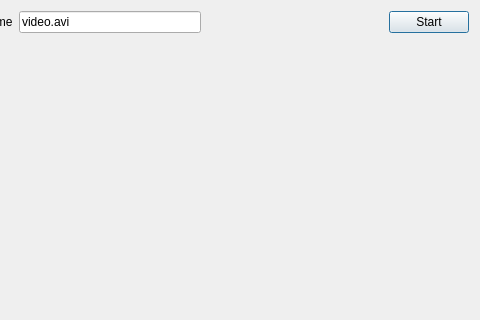
First picture: the form in ui/main.ui, repository ilkermanap/turntable, before the edit; both pictures show x 342 to 822 and y 0 to 320 of the 822 by 650 pixel window.
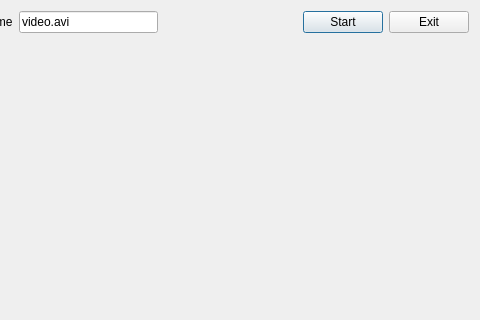
Second picture: the form after the edit.

Commit message: ui shows up, no functionality

Patch:
```diff
--- a/ui/main.ui
+++ b/ui/main.ui
@@ -70,6 +70,13 @@
        </property>
       </widget>
      </item>
+     <item>
+      <widget class="QPushButton" name="pushButton">
+       <property name="text">
+        <string>Exit</string>
+       </property>
+      </widget>
+     </item>
     </layout>
    </item>
    <item>
```
Left out of the diff: 18 changed lines with no effect on the pictures. The commit also changes 4 other files.
